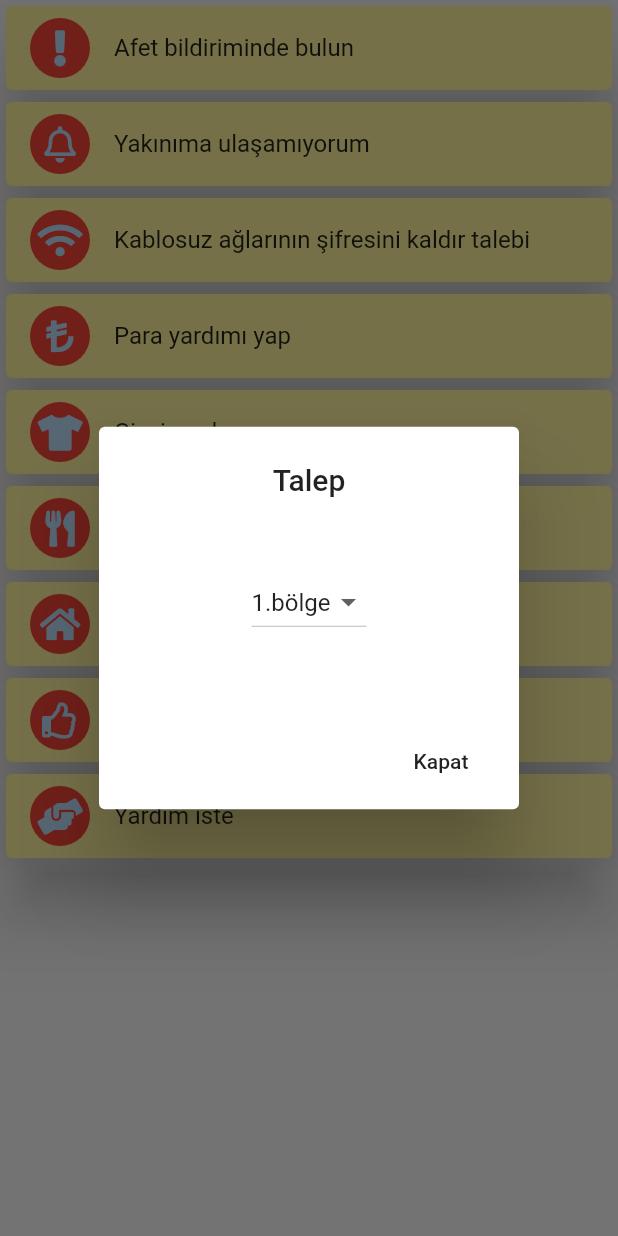
After one commit to fehmivelioglu/afetzede, a Flutter app: the BildirimView screen opened directly, after a tap on "Afet bildiriminde bulun", on a phone screen of 412 x 824 dp. The commit adds this screen. Run offline on Flutter 3.47's test engine with Material 2 defaults, Android fonts, the phone set to English and light mode, and no system bars; drawn by our look-alikes of auto_size_text; our stand-ins replace firebase_auth, firebase_core, font_awesome_flutter, google_sign_in; accounts and stored records are empty; network calls fail.

Commit message:
notification page added

```diff
--- /dev/null
+++ b/lib/core/shared/alert_bildirimler_dialog.dart
@@ -0,0 +1,45 @@
+import 'package:flutter/material.dart';
+
+showAlertBildirimlerDialog(BuildContext context, String text,{String bolge='1.bölge'}) {
+  Widget cancelButton = FlatButton(
+    child: Text('Kapat'),
+    onPressed: () {
+      Navigator.of(context).pop();
+    },
+  );
+var items = ['1.bölge','2.bölge'];
+var selectedItems = bolge;
+  // set up the AlertDialog
+  var alert = AlertDialog(
+    title: Center(child: Text('Talep')),
+    content: Container(
+      height: 100,
+      width: 200,
+      child: Center(
+        child: DropdownButton<String>(
+                    items: items.map((String value) {
+                      return DropdownMenuItem<String>(
+                        value: value,
+                        child: Text(value),
+                      );
+                    }).toList(),
+                    value: selectedItems,
+                    onChanged: (String value) {
+                      Navigator.of(context).pop();
+                     // burda post olaylarımız gerçekleşecek
+                    }),
+      ),
+    ),
+    actions: [
+      cancelButton,
+    ],
+  );
+
+  // show the dialog
+  showDialog(
+    context: context,
+    builder: (BuildContext context) {
+      return alert;
+    },
+  );
+}
--- /dev/null
+++ b/lib/views/screens/home/bildirim_view.dart
@@ -0,0 +1,81 @@
+import 'package:auto_size_text/auto_size_text.dart';
+import 'package:flutter/material.dart';
+import 'package:font_awesome_flutter/font_awesome_flutter.dart';
+import 'package:the_afetzede/core/shared/alert_bildirimler_dialog.dart';
+
+class BildirimView extends StatefulWidget {
+  @override
+  _BildirimViewState createState() => _BildirimViewState();
+}
+
+class _BildirimViewState extends State<BildirimView> {
+  final islemler = [
+    'Afet bildiriminde bulun',
+    'Yakınıma ulaşamıyorum',
+    'Kablosuz ağlarının şifresini kaldır talebi',
+    'Para yardımı yap',
+    'Giysi yardımı yap',
+    'Yiyecek yardımı yap',
+    'Kalacak yer yardımı yap',
+    'Ben güvendeyim',
+    'Yardım iste'
+  ];
+
+  final List<FaIcon> icons = [
+    FaIcon(FontAwesomeIcons.exclamation),
+    FaIcon(FontAwesomeIcons.bell),
+    FaIcon(FontAwesomeIcons.wifi),
+    FaIcon(FontAwesomeIcons.liraSign),
+    FaIcon(FontAwesomeIcons.tshirt),
+    FaIcon(FontAwesomeIcons.utensils),
+    FaIcon(FontAwesomeIcons.home),
+    FaIcon(FontAwesomeIcons.thumbsUp),
+    FaIcon(FontAwesomeIcons.handsHelping),
+  ];
+  // final List<Color> colors = [
+  //   Colors.green[200],
+  //   Colors.yellow[200],
+  //   // Colors.red[200],
+  //   Colors.orange[200]
+  // ];
+
+  @override
+  Widget build(BuildContext context) {
+    return Scaffold(
+      // backgroundColor: Colors.blue,
+      body: ListView.builder(
+        itemBuilder: (context, index) {
+          return Card(
+            color: Colors.yellow[200],
+            elevation: 20,
+            child: ListTile(
+              leading: CircleAvatar(
+                backgroundColor: Colors.red,
+                child: icons[index],
+              ),
+              title: Row(
+                children: [
+                  Container(
+                    // width: 10,
+                  ),
+                  AutoSizeText(
+                    islemler[index],
+                    // maxLines: 2,
+                    // style: TextStyle(fontSize: 5),
+                  ),
+                ],
+              ),
+
+              // subtitle: Text("İşlem $index"),
+              onTap: () {
+               showAlertBildirimlerDialog(context, islemler[index]);
+              },
+            ),
+          );
+        },
+        itemCount: islemler.length,
+        shrinkWrap: true,
+      ),
+    );
+  }
+}
--- a/lib/views/screens/home/homeView.dart
+++ b/lib/views/screens/home/homeView.dart
@@ -3,6 +3,7 @@ import 'package:firebase_auth/firebase_auth.dart';
 import 'package:flutter/material.dart';
 import 'package:the_afetzede/views/screens/account/login_type.dart';
 import 'package:the_afetzede/views/screens/account/my_account.dart';
+import 'package:the_afetzede/views/screens/home/bildirim_view.dart';
 import 'package:the_afetzede/views/screens/home/deprem_view.dart';
 
 import '../account/login_type.dart';
@@ -99,7 +100,7 @@ class _HomeViewState extends State<HomeView> with SingleTickerProviderStateMixin
       children: <Widget>[
         DepremView(),
         DepremView(),
-        DepremView(),
+        BildirimView(),
       ],
     );
   }
--- a/pubspec.yaml
+++ b/pubspec.yaml
@@ -35,7 +35,7 @@ dependencies:
   google_sign_in: ^4.5.9
   firebase_messaging: ^6.0.16
   auto_size_text: ^2.1.0
-
+  font_awesome_flutter: ^8.11.0
 
 dev_dependencies:
   flutter_test:
```
Also changed, not shown: pubspec.lock.
